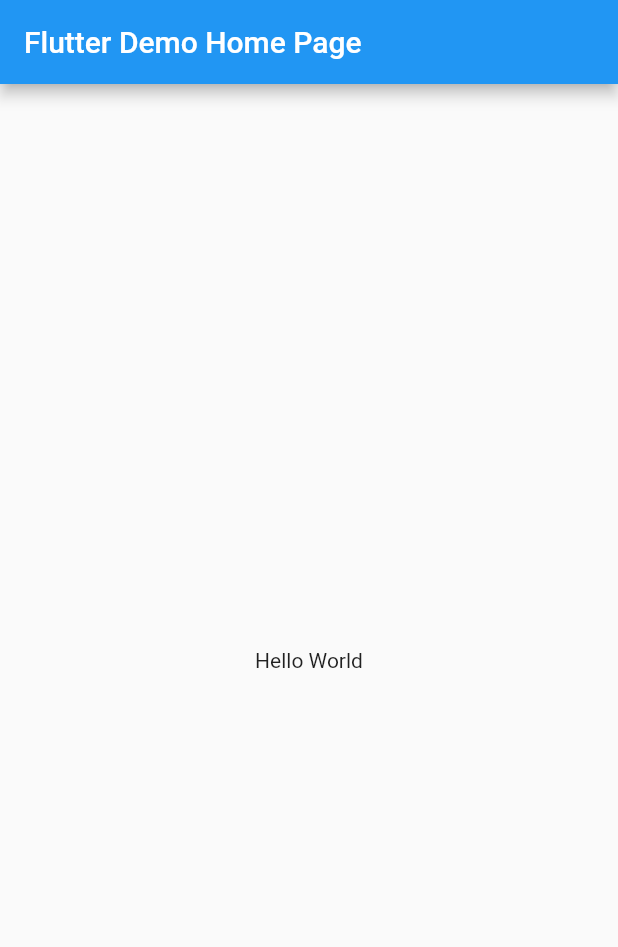
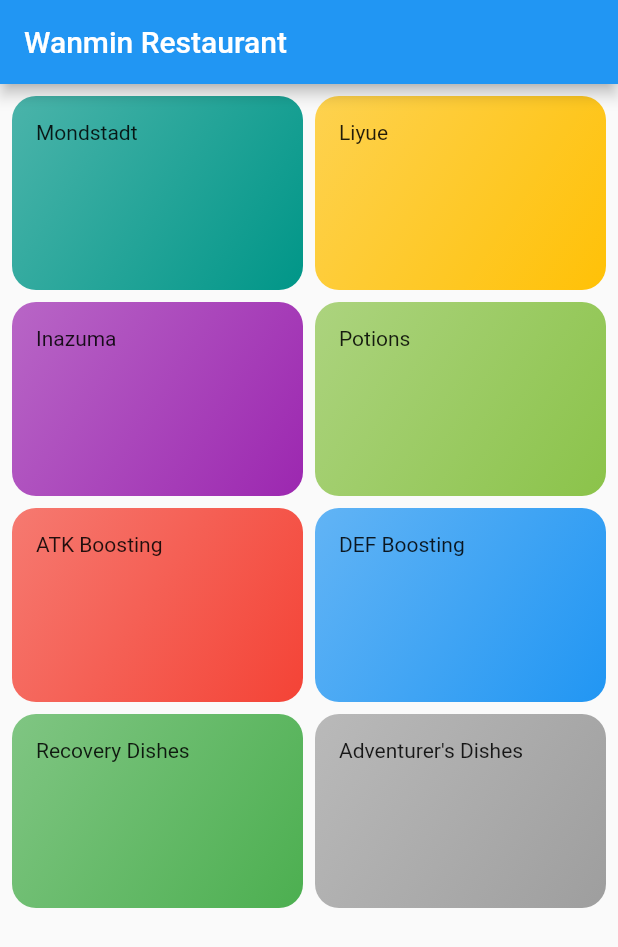
Before and after one commit to rezaageng/wanmin_restaurant, a Flutter app: the screen it shows after launch, on a phone screen of 412 x 824 dp. Shown: the top 947 px of the screen. Run offline on Flutter 3.47's test engine with Material 2 defaults, Android fonts, the phone set to English and light mode, and no system bars.

Commit message:
feat(categories): :sparkles: add categories

```diff
--- a/lib/main.dart
+++ b/lib/main.dart
@@ -1,4 +1,5 @@
 import 'package:flutter/material.dart';
+import 'package:wanmin_restaurant/screens/categories.dart';
 
 void main() {
   runApp(const MyApp());
@@ -9,17 +10,10 @@ class MyApp extends StatelessWidget {
 
   @override
   Widget build(BuildContext context) {
-    return MaterialApp(
+    return const MaterialApp(
       debugShowCheckedModeBanner: false,
       title: 'Flutter Demo',
-      home: Scaffold(
-        appBar: AppBar(
-          title: const Text('Flutter Demo Home Page'),
-        ),
-        body: const Center(
-          child: Text('Hello World'),
-        ),
-      ),
+      home: CategoriesScreen(),
     );
   }
 }
--- /dev/null
+++ b/lib/screens/categories.dart
@@ -0,0 +1,31 @@
+import 'package:flutter/material.dart';
+import 'package:wanmin_restaurant/data/categories_dummy.dart';
+import 'package:wanmin_restaurant/widgets/category_item.dart';
+
+class CategoriesScreen extends StatelessWidget {
+  const CategoriesScreen({Key? key}) : super(key: key);
+
+  @override
+  Widget build(BuildContext context) {
+    return Scaffold(
+      appBar: AppBar(
+        title: const Text('Wanmin Restaurant'),
+      ),
+      body: GridView(
+        padding: const EdgeInsets.all(8),
+        gridDelegate: const SliverGridDelegateWithMaxCrossAxisExtent(
+          maxCrossAxisExtent: 240,
+          childAspectRatio: 3 / 2,
+          crossAxisSpacing: 8,
+          mainAxisSpacing: 8,
+        ),
+        children: dummyCategories
+            .map(
+              (category) =>
+                  CategoryItem(title: category.name, color: category.color),
+            )
+            .toList(),
+      ),
+    );
+  }
+}
--- /dev/null
+++ b/lib/widgets/category_item.dart
@@ -0,0 +1,31 @@
+import 'package:flutter/material.dart';
+
+class CategoryItem extends StatelessWidget {
+  final String title;
+  final Color color;
+
+  const CategoryItem({
+    Key? key,
+    required this.title,
+    required this.color,
+  }) : super(key: key);
+
+  @override
+  Widget build(BuildContext context) {
+    return Container(
+      padding: const EdgeInsets.all(16),
+      decoration: BoxDecoration(
+        borderRadius: BorderRadius.circular(16),
+        gradient: LinearGradient(
+          colors: [
+            color.withOpacity(0.7),
+            color,
+          ],
+          begin: Alignment.topLeft,
+          end: Alignment.bottomRight,
+        ),
+      ),
+      child: Text(title),
+    );
+  }
+}
```
